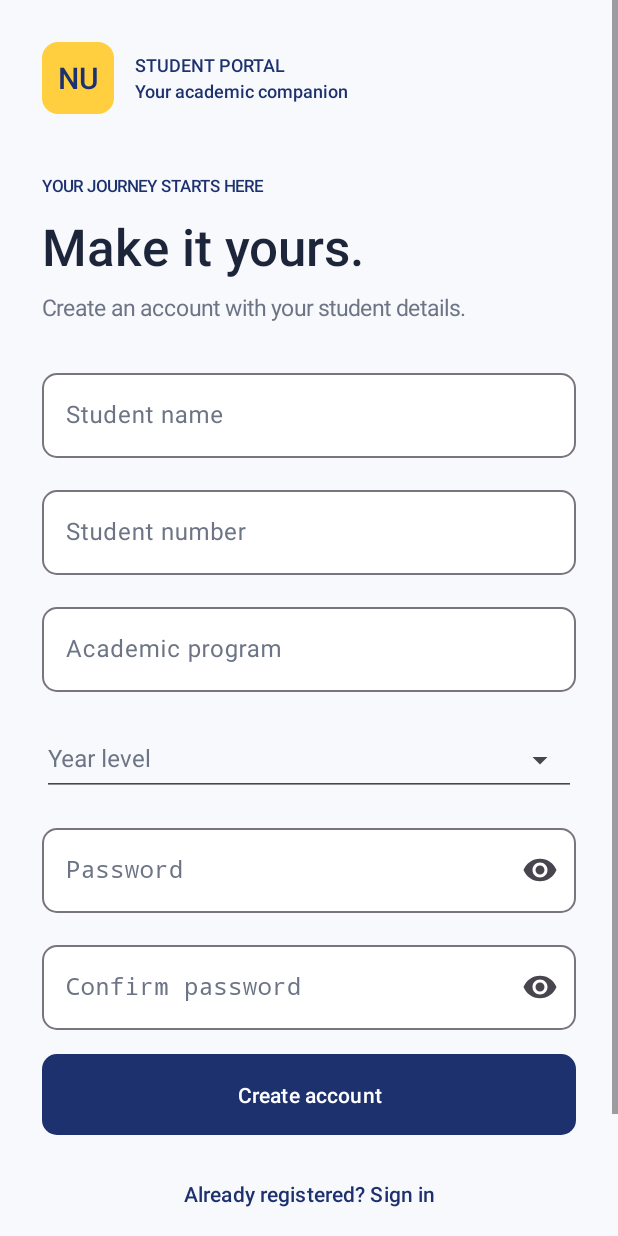
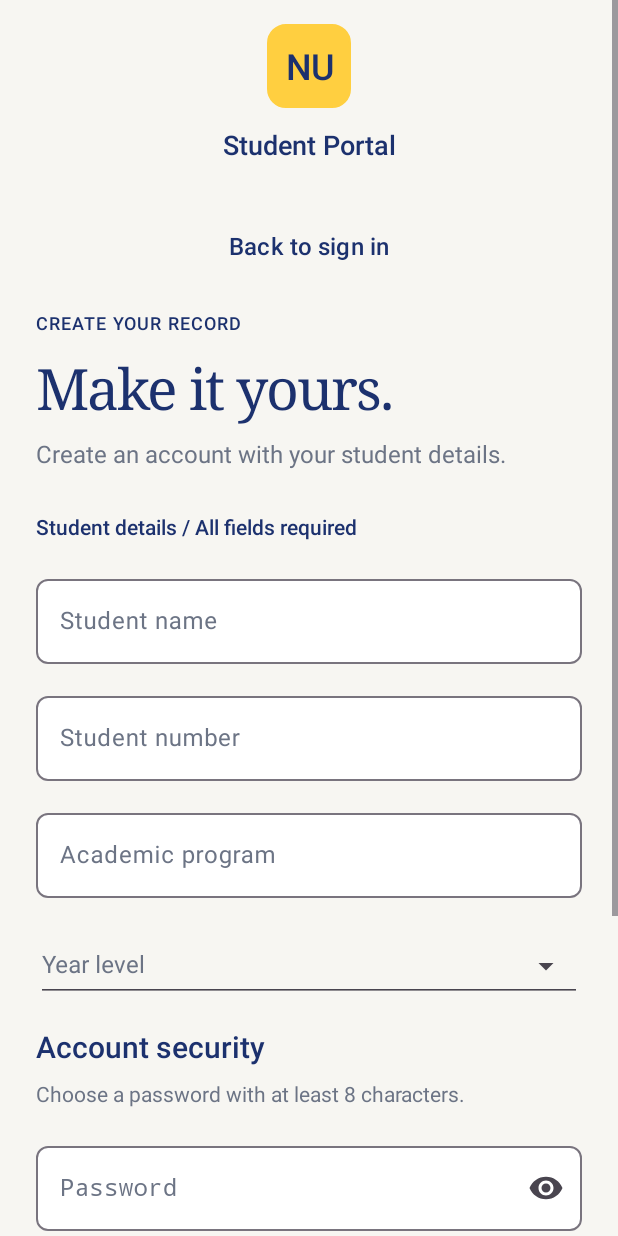
Before and after one commit to kstsu/AndroidApp, an Android app: the screen it shows after launch (MainActivity), after a tap on "New student? Create an account", on a phone screen of 412 x 824 dp. Run offline under Robolectric (Android 15) with nearby library versions, the phone set to English and light mode, and no system bars; 1 statement that could not run was skipped; 1 other tap on this screen came first.

Commit message:
Updated UI

```diff
--- a/app/src/main/java/com/example/studentinfoapp/MainActivity.java
+++ b/app/src/main/java/com/example/studentinfoapp/MainActivity.java
@@ -32,7 +32,7 @@ public class MainActivity extends AppCompatActivity {
     private static final int YELLOW = Color.rgb(255, 207, 64);
     private static final int INK = Color.rgb(28, 37, 57);
     private static final int MUTED = Color.rgb(108, 116, 133);
-    private static final int CANVAS = Color.rgb(248, 249, 252);
+    private static final int CANVAS = Color.rgb(247, 246, 242);
     private StudentStore store;
     private LinearLayout content;
     private TextView message;
@@ -73,7 +73,7 @@ public class MainActivity extends AppCompatActivity {
         scroll.setFillViewport(true);
         content = new LinearLayout(this);
         content.setOrientation(LinearLayout.VERTICAL);
-        content.setPadding(dp(28), dp(28), dp(28), dp(28));
+        content.setPadding(dp(24), dp(16), dp(24), dp(28));
         scroll.addView(content, new ScrollView.LayoutParams(-1, -2));
         root.addView(scroll, new LinearLayout.LayoutParams(-1, -1));
         setContentView(root);
@@ -81,34 +81,56 @@ public class MainActivity extends AppCompatActivity {
         ViewCompat.getWindowInsetsController(root).setAppearanceLightNavigationBars(true);
 
         LinearLayout brand = new LinearLayout(this);
-        brand.setGravity(Gravity.CENTER_VERTICAL);
-        TextView mark = text("NU", 20, BLUE, true);
+        brand.setOrientation(LinearLayout.VERTICAL);
+        brand.setGravity(Gravity.CENTER);
+        TextView mark = text("NU", 24, BLUE, true);
         mark.setGravity(Gravity.CENTER);
-        mark.setBackground(surface(YELLOW, 10, YELLOW));
-        brand.addView(mark, new LinearLayout.LayoutParams(dp(48), dp(48)));
-        TextView name = text("STUDENT PORTAL\nYour academic companion", 12, BLUE, true);
-        name.setPadding(dp(14), 0, 0, 0);
+        mark.setLetterSpacing(-0.04f);
+        mark.setBackground(surface(YELLOW, 12, YELLOW));
+        brand.addView(mark, new LinearLayout.LayoutParams(dp(56), dp(56)));
+        addGap(brand, 12);
+        TextView name = text("Student Portal", 18, BLUE, true);
+        name.setGravity(Gravity.CENTER);
         brand.addView(name);
-        content.addView(brand);
-        space(40);
+        content.addView(brand, new LinearLayout.LayoutParams(-1, -2));
+        space(28);
     }
 
     private void heading(String eyebrow, String title, String subtitle) {
-        content.addView(text(eyebrow, 11, BLUE, true));
+        TextView section = text(eyebrow, 12, BLUE, true);
+        section.setLetterSpacing(0.06f);
+        content.addView(section);
         space(10);
-        content.addView(text(title, 34, INK, true));
+        TextView display = text(title, 38, BLUE, false);
+        display.setTypeface(Typeface.create("serif", Typeface.NORMAL));
+        display.setLetterSpacing(-0.035f);
+        ViewCompat.setAccessibilityHeading(display, true);
+        content.addView(display);
         space(8);
-        content.addView(text(subtitle, 15, MUTED, false));
+        content.addView(text(subtitle, 16, MUTED, false));
         space(28);
     }
 
     private void showLogin() {
         registering = false;
         page();
-        heading("WELCOME BACK", "A place for\nyour next chapter.",
-                "Sign in to view your student information.");
+        TextView title = text("Welcome back", 30, BLUE, true);
+        title.setGravity(Gravity.CENTER);
+        ViewCompat.setAccessibilityHeading(title, true);
+        content.addView(title, new LinearLayout.LayoutParams(-1, -2));
+        space(8);
+        TextView description = text("Sign in to your student account.", 16, MUTED, false);
+        description.setGravity(Gravity.CENTER);
+        content.addView(description, new LinearLayout.LayoutParams(-1, -2));
+        space(28);
+        LinearLayout pageContent = content;
+        LinearLayout form = panel();
+        form.setBackground(surface(Color.WHITE, 16, Color.rgb(230, 231, 235)));
+        pageContent.addView(form);
+        content = form;
         TextInputEditText number = field("Student number", false, "2024-100001");
         TextInputEditText password = field("Password", true, null);
+        password.setImeOptions(android.view.inputmethod.EditorInfo.IME_ACTION_DONE);
         status();
         button("Sign in", true, v -> {
             hideKeyboard();
@@ -120,18 +142,31 @@ public class MainActivity extends AppCompatActivity {
             if (student == null) error("Student number or password is incorrect.");
             else showProfile(student);
         });
-        space(12);
+        password.setOnEditorActionListener((view, action, event) -> {
+            if (action == android.view.inputmethod.EditorInfo.IME_ACTION_DONE) {
+                for (int index = 0; index < form.getChildCount(); index++) {
+                    View child = form.getChildAt(index);
+                    if (child instanceof MaterialButton) { child.performClick(); break; }
+                }
+                return true;
+            }
+            return false;
+        });
+        content = pageContent;
+        space(16);
         button("New student? Create an account", false, v -> showRegister());
-        space(28);
+        space(20);
         LinearLayout demo = panel();
-        demo.addView(text("JUST EXPLORING?", 11, BLUE, true));
-        addGap(demo, 8);
-        demo.addView(text("Try the sample student account", 15, INK, true));
+        demo.addView(text("Try a sample account", 16, BLUE, true));
         addGap(demo, 8);
         demo.addView(text("Student number: 2024-100001\nPassword: Student@123", 13, MUTED, false));
         MaterialButton fill = makeButton("Use sample credentials", false);
         fill.setOnClickListener(v -> {
             number.setText("2024-100001"); password.setText("Student@123");
+            fill.setText("Sample filled · Sign in above");
+            number.requestFocus();
+            number.post(() -> number.requestRectangleOnScreen(
+                    new android.graphics.Rect(0, 0, number.getWidth(), number.getHeight()), false));
         });
         demo.addView(fill, new LinearLayout.LayoutParams(-1, dp(52)));
         content.addView(demo);
@@ -141,8 +176,12 @@ public class MainActivity extends AppCompatActivity {
     private void showRegister() {
         registering = true;
         page();
-        heading("YOUR JOURNEY STARTS HERE", "Make it yours.",
+        button("Back to sign in", false, v -> showLogin());
+        space(16);
+        heading("CREATE YOUR RECORD", "Make it yours.",
                 "Create an account with your student details.");
+        content.addView(text("Student details / All fields required", 14, BLUE, true));
+        space(20);
         TextInputEditText name = field("Student name", false, "Full name");
         name.setInputType(InputType.TYPE_CLASS_TEXT | InputType.TYPE_TEXT_FLAG_CAP_WORDS);
         TextInputEditText number = field("Student number", false, "e.g. 2024-100002");
@@ -159,6 +198,10 @@ public class MainActivity extends AppCompatActivity {
         yearLayout.addView(year, new LinearLayout.LayoutParams(-1, -2));
         content.addView(yearLayout);
         space(16);
+        content.addView(text("Account security", 20, BLUE, true));
+        space(8);
+        content.addView(text("Choose a password with at least 8 characters.", 14, MUTED, false));
+        space(20);
         TextInputEditText password = field("Password", true, "At least 8 characters");
         TextInputEditText confirm = field("Confirm password", true, null);
         status();
@@ -174,8 +217,12 @@ public class MainActivity extends AppCompatActivity {
             if (!id.matches("[A-Za-z0-9][A-Za-z0-9-]{3,29}")) {
                 error("Use 4–30 letters, numbers or hyphens for your student number."); return;
             }
-            if (secret.length() < 8) { error("Use a password with at least 8 characters."); return; }
-            if (!secret.equals(repeat)) { error("Your passwords do not match."); return; }
+            if (secret.length() < 8) {
+                fieldError(password, "Use at least 8 characters."); return;
+            }
+            if (!secret.equals(repeat)) {
+                fieldError(confirm, "Your passwords do not match."); return;
+            }
             if (store.exists(id)) { error("This student number already has an account. Sign in instead."); return; }
             StudentStore.Student student = store.register(id, fullName, course, level, secret);
             showProfile(student);
@@ -188,18 +235,19 @@ public class MainActivity extends AppCompatActivity {
     private void showProfile(StudentStore.Student student) {
         registering = false;
         page();
-        heading("MY STUDENT SPACE", "Hello, " + student.name.split(" ")[0] + ".",
+        heading("MY STUDENT RECORD", "Hello, " + student.name.split(" ")[0] + ".",
                 "Your information, all in one place.");
         LinearLayout identity = panel();
-        View accent = new View(this);
-        accent.setBackgroundColor(YELLOW);
-        identity.addView(accent, new LinearLayout.LayoutParams(dp(36), dp(5)));
-        addGap(identity, 20);
-        identity.addView(text("STUDENT PROFILE", 11, BLUE, true));
+        identity.setBackground(surface(BLUE, 12, BLUE));
+        identity.addView(text("NU / STUDENT PROFILE", 12, YELLOW, true));
         addGap(identity, 12);
-        identity.addView(text(student.name, 26, BLUE, true));
+        identity.addView(text(student.name, 28, Color.WHITE, true));
         addGap(identity, 8);
-        identity.addView(text(student.number, 16, MUTED, false));
+        TextView studentId = text(student.number, 17, Color.WHITE, false);
+        studentId.setTypeface(Typeface.MONOSPACE);
+        identity.addView(studentId);
+        addGap(identity, 28);
+        identity.addView(text(student.program + "  /  " + student.year, 16, YELLOW, true));
         content.addView(identity);
         space(28);
         content.addView(text("Academic information", 20, INK, true));
@@ -237,7 +285,7 @@ public class MainActivity extends AppCompatActivity {
                 com.google.android.material.R.attr.textInputOutlinedStyle);
         layout.setHint(label);
         layout.setBoxBackgroundMode(TextInputLayout.BOX_BACKGROUND_OUTLINE);
-        layout.setBoxCornerRadii(dp(10), dp(10), dp(10), dp(10));
+        layout.setBoxCornerRadii(dp(8), dp(8), dp(8), dp(8));
         layout.setBoxBackgroundColor(Color.WHITE);
         layout.setBoxStrokeColor(BLUE);
         layout.setDefaultHintTextColor(ColorStateList.valueOf(MUTED));
@@ -249,6 +297,8 @@ public class MainActivity extends AppCompatActivity {
         TextInputLayout layout = inputLayout(label);
         TextInputEditText edit = new TextInputEditText(layout.getContext());
         edit.setSingleLine(true);
+        edit.setMinimumHeight(dp(56));
+        edit.setImeOptions(android.view.inputmethod.EditorInfo.IME_ACTION_NEXT);
         edit.setTextSize(16);
         edit.setTextColor(INK);
         edit.setInputType(InputType.TYPE_CLASS_TEXT | (password
@@ -275,17 +325,26 @@ public class MainActivity extends AppCompatActivity {
         message.setPadding(0, 0, 0, dp(16));
     }
 
+    private void fieldError(TextInputEditText field, String explanation) {
+        field.setError(explanation);
+        field.requestFocus();
+        field.post(() -> field.requestRectangleOnScreen(
+                new android.graphics.Rect(0, 0, field.getWidth(), field.getHeight()), false));
+    }
+
     private MaterialButton makeButton(String label, boolean primary) {
         MaterialButton button = new MaterialButton(this);
         button.setText(label);
-        button.setTextSize(14);
+        button.setTextSize(16);
         button.setAllCaps(false);
         button.setTypeface(Typeface.create("sans-serif-medium", Typeface.NORMAL));
-        button.setCornerRadius(dp(10));
+        button.setCornerRadius(dp(8));
         button.setElevation(0);
         button.setStateListAnimator(null);
         button.setBackgroundTintList(ColorStateList.valueOf(primary ? BLUE : Color.TRANSPARENT));
         button.setTextColor(primary ? Color.WHITE : BLUE);
+        button.setRippleColor(ColorStateList.valueOf(primary ? 0x33FFCF40 : 0x181C316E));
+        button.setMinimumHeight(dp(54));
         button.setInsetTop(0);
         button.setInsetBottom(0);
         return button;
@@ -300,8 +359,8 @@ public class MainActivity extends AppCompatActivity {
     private LinearLayout panel() {
         LinearLayout panel = new LinearLayout(this);
         panel.setOrientation(LinearLayout.VERTICAL);
-        panel.setPadding(dp(22), dp(22), dp(22), dp(22));
-        panel.setBackground(surface(Color.WHITE, 12, Color.rgb(231, 234, 241)));
+        panel.setPadding(dp(20), dp(24), dp(20), dp(24));
+        panel.setBackground(surface(Color.rgb(239, 238, 232), 10, Color.rgb(239, 238, 232)));
         panel.setLayoutParams(new LinearLayout.LayoutParams(-1, -2));
         return panel;
     }
@@ -317,7 +376,7 @@ public class MainActivity extends AppCompatActivity {
     private TextView text(String value, int size, int color, boolean bold) {
         TextView view = new TextView(this);
         view.setText(value);
-        view.setTextSize(size);
+        view.setTextSize(Math.max(12, size));
         view.setTextColor(color);
         view.setTypeface(Typeface.create(bold ? "sans-serif-medium" : "sans-serif", Typeface.NORMAL));
         view.setLineSpacing(dp(3), 1);
@@ -326,9 +385,15 @@ public class MainActivity extends AppCompatActivity {
 
     private void footer() {
         space(32);
-        TextView footer = text("STUDENT INFORMATION\nLocal demo · Inspired by NU blue & gold", 11, MUTED, false);
+        TextView footer = text("Lab Activity", 12, MUTED, false);
         footer.setGravity(Gravity.CENTER);
         content.addView(footer, new LinearLayout.LayoutParams(-1, -2));
+    }
+
+    private void rule(LinearLayout parent) {
+        View line = new View(this);
+        line.setBackgroundColor(0x331C316E);
+        parent.addView(line, new LinearLayout.LayoutParams(-1, dp(1)));
     }
 
     private String value(TextInputEditText edit) {
--- a/app/src/main/res/values/themes.xml
+++ b/app/src/main/res/values/themes.xml
@@ -5,7 +5,7 @@
         <item name="colorSecondary">#FFCF40</item>
         <item name="android:fontFamily">sans-serif</item>
         <item name="android:windowLightStatusBar">true</item>
-        <item name="android:windowBackground">#F8F9FC</item>
+        <item name="android:windowBackground">#F7F6F2</item>
         <item name="android:colorAccent">#1C316E</item>
     </style>
     <style name="Theme.StudentInfoApp" parent="Base.Theme.StudentInfoApp" />
```
Also changed, not shown: 1 other file.
